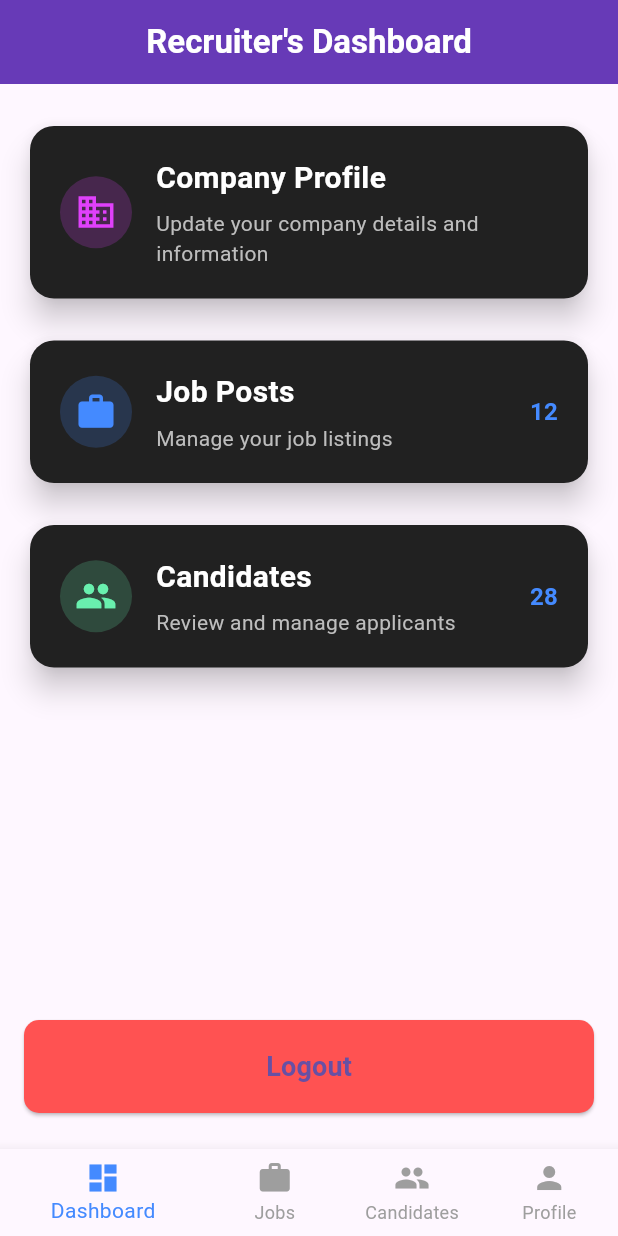
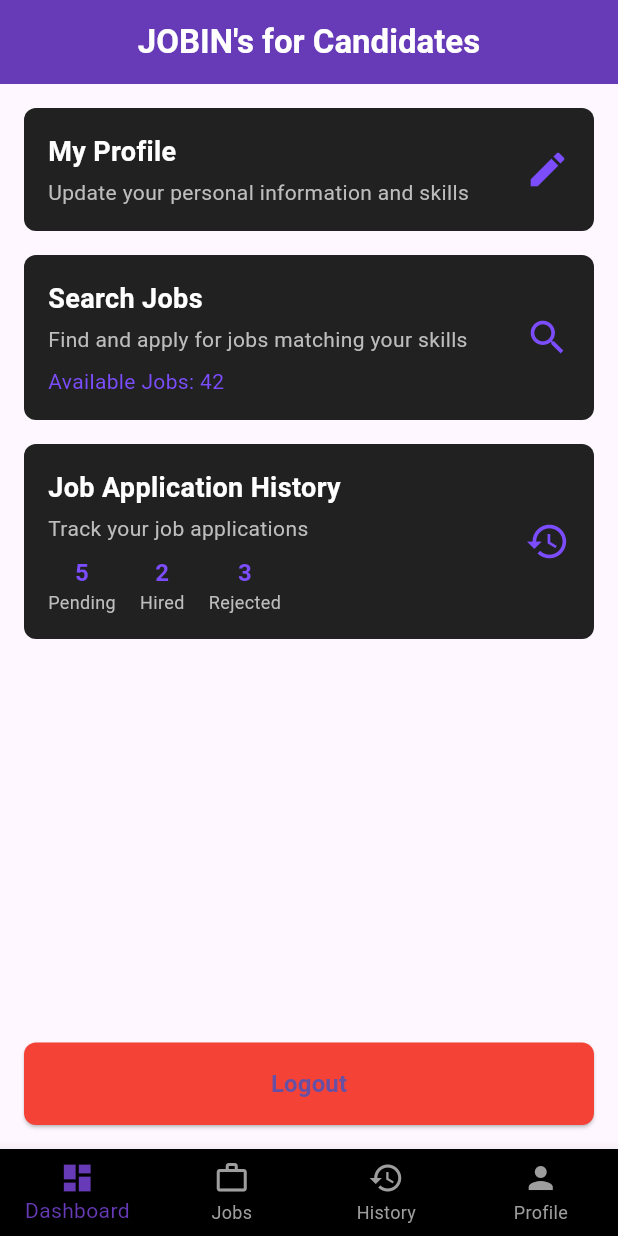
Before and after one commit to Saikat141/jobin-s-career-app, a Flutter app: the screen it shows after launch, on a phone screen of 412 x 824 dp. Run offline on Flutter 3.47's test engine with Material 3 defaults, Android fonts, the light colour scheme and no system bars.

Commit message:
Candidates dashboard added

```diff
--- a/lib/main.dart
+++ b/lib/main.dart
@@ -1,7 +1,5 @@
 import 'package:flutter/material.dart';
-import 'package:jobins_app/templates/homepage.dart';
-import 'package:jobins_app/templates/homepage.dart';
-import 'package:jobins_app/templates/dashboards/recuitors_dash.dart';
+import 'package:jobins_app/templates/dashboards/candidate_dash.dart';
 
 void main() {
   runApp(const MyApp());
@@ -18,7 +16,7 @@ class MyApp extends StatelessWidget {
       theme: ThemeData(
         primarySwatch: Colors.blue,
       ),
-      home: const DashboardPage(),
+      home: const CandidateDashboard(),
     );
   }
 }
--- /dev/null
+++ b/lib/templates/dashboards/candidate_dash.dart
@@ -0,0 +1,215 @@
+import 'package:flutter/material.dart';
+
+
+
+class CandidateDashboard extends StatelessWidget {
+
+  const CandidateDashboard({super.key});
+
+  @override
+  Widget build(BuildContext context) {
+    return Scaffold(
+      appBar: AppBar(
+        title: const Text("JOBIN's for Candidates",
+          style: TextStyle(fontWeight: FontWeight.bold,color: Colors.white),
+        ),
+
+        centerTitle: true,
+        backgroundColor: Colors.deepPurple,
+        elevation: 0,
+      ),
+      body: Padding(
+        padding: const EdgeInsets.all(16.0),
+        child: Column(
+          crossAxisAlignment: CrossAxisAlignment.stretch,
+          children: [
+            DashboardCard(
+              title: "My Profile",
+              subtitle: "Update your personal information and skills",
+              icon: Icons.edit,
+              onTap: () {},
+            ),
+            const SizedBox(height: 16),
+            DashboardCard(
+              title: "Search Jobs",
+              subtitle: "Find and apply for jobs matching your skills",
+              icon: Icons.search,
+              additionalInfo: "Available Jobs",
+              additionalCount: 42,
+              onTap: () {},
+            ),
+            const SizedBox(height: 16),
+            DashboardCard(
+              title: "Job Application History",
+              subtitle: "Track your job applications",
+              icon: Icons.history,
+              statusCounts: const {
+                "Pending": 5,
+                "Hired": 2,
+                "Rejected": 3,
+              },
+              onTap: () {},
+            ),
+            const Spacer(),
+            const LogoutButton(),
+          ],
+        ),
+      ),
+      bottomNavigationBar: BottomNavigationBar(
+        type: BottomNavigationBarType.fixed,
+        backgroundColor: Colors.black,
+        selectedItemColor: Colors.deepPurple,
+        unselectedItemColor: Colors.grey,
+        items: const [
+          BottomNavigationBarItem(
+            icon: Icon(Icons.dashboard),
+            label: 'Dashboard',
+          ),
+          BottomNavigationBarItem(
+            icon: Icon(Icons.work_outline),
+            label: 'Jobs',
+          ),
+          BottomNavigationBarItem(
+            icon: Icon(Icons.history),
+            label: 'History',
+          ),
+          BottomNavigationBarItem(
+            icon: Icon(Icons.person),
+            label: 'Profile',
+          ),
+        ],
+      ),
+    );
+  }
+}
+
+class DashboardCard extends StatelessWidget {
+  final String title;
+  final String subtitle;
+  final IconData icon;
+  final Function onTap;
+  final String? additionalInfo;
+  final int? additionalCount;
+  final Map<String, int>? statusCounts;
+
+  const DashboardCard({super.key,
+    required this.title,
+    required this.subtitle,
+    required this.icon,
+    required this.onTap,
+    this.additionalInfo,
+    this.additionalCount,
+    this.statusCounts,
+  });
+
+  @override
+  Widget build(BuildContext context) {
+    return GestureDetector(
+      onTap: () => onTap(),
+      child: Container(
+        padding: const EdgeInsets.all(16),
+        decoration: BoxDecoration(
+          color: Colors.grey[900],
+          borderRadius: BorderRadius.circular(8),
+        ),
+        child: Row(
+          mainAxisAlignment: MainAxisAlignment.spaceBetween,
+          children: [
+            Column(
+              crossAxisAlignment: CrossAxisAlignment.start,
+              children: [
+                Text(
+                  title,
+                  style: const TextStyle(
+                    fontSize: 18,
+                    fontWeight: FontWeight.bold,
+                    color: Colors.white,
+                  ),
+                ),
+                const SizedBox(height: 4),
+                Text(
+                  subtitle,
+                  style: TextStyle(
+                    fontSize: 14,
+                    color: Colors.grey[400],
+                  ),
+                ),
+                if (additionalInfo != null)
+                  Padding(
+                    padding: const EdgeInsets.only(top: 8.0),
+                    child: Text(
+                      '$additionalInfo: $additionalCount',
+                      style: const TextStyle(
+                        fontSize: 14,
+                        color: Colors.deepPurpleAccent,
+                      ),
+                    ),
+                  ),
+                if (statusCounts != null)
+                  Padding(
+                    padding: const EdgeInsets.only(top: 8.0),
+                    child: Row(
+                      children: statusCounts!.entries.map((entry) {
+                        return Padding(
+                          padding: const EdgeInsets.only(right: 16.0),
+                          child: Column(
+                            children: [
+                              Text(
+                                '${entry.value}',
+                                style: const TextStyle(
+                                  fontSize: 16,
+                                  fontWeight: FontWeight.bold,
+                                  color: Colors.deepPurpleAccent,
+                                ),
+                              ),
+                              Text(
+                                entry.key,
+                                style: TextStyle(
+                                  fontSize: 12,
+                                  color: Colors.grey[400],
+                                ),
+                              ),
+                            ],
+                          ),
+                        );
+                      }).toList(),
+                    ),
+                  ),
+              ],
+            ),
+            Icon(
+              icon,
+              color: Colors.deepPurpleAccent,
+              size: 30,
+            ),
+          ],
+        ),
+      ),
+    );
+  }
+}
+
+class LogoutButton extends StatelessWidget {
+  const LogoutButton({super.key});
+
+  @override
+  Widget build(BuildContext context) {
+    return ElevatedButton(
+      onPressed: () {},
+      style: ElevatedButton.styleFrom(
+        backgroundColor: Colors.red,
+        shape: RoundedRectangleBorder(
+          borderRadius: BorderRadius.circular(8),
+        ),
+        padding: const EdgeInsets.symmetric(vertical: 16),
+      ),
+      child: const Text(
+        'Logout',
+        style: TextStyle(
+          fontSize: 16,
+          fontWeight: FontWeight.bold,
+        ),
+      ),
+    );
+  }
+}
```
